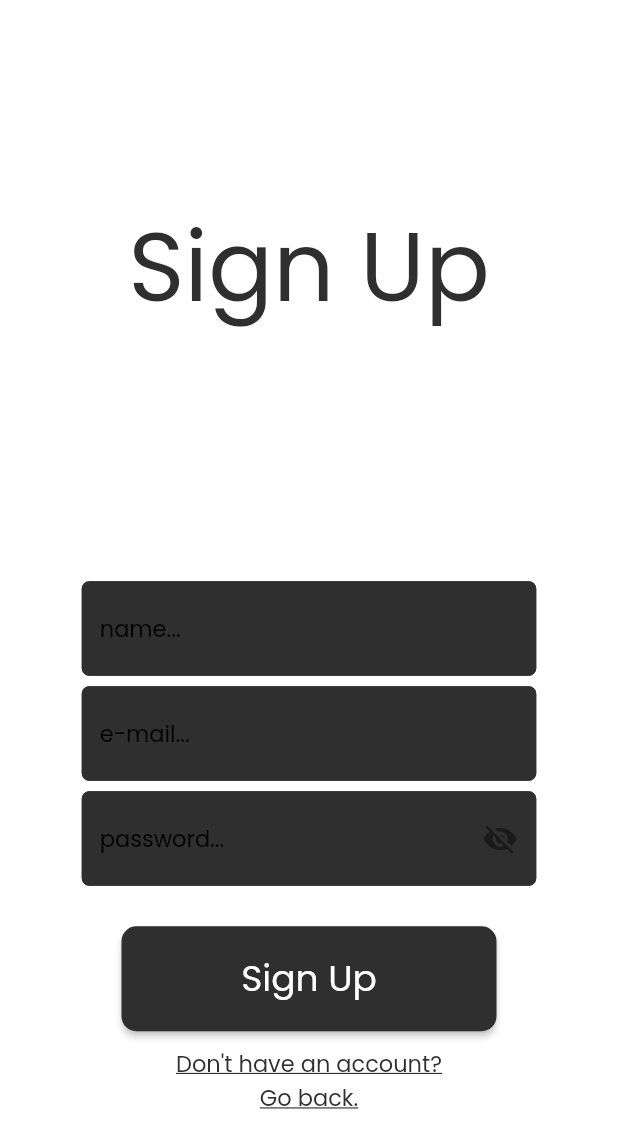
After one commit to tomascarvalho7/ipm-group14-2324, a Flutter app: the SignUpScreen screen opened directly, on a phone screen of 412 x 824 dp. The commit adds this screen. Shown: the top 1148 px of the screen. Run offline on Flutter 3.47's test engine with Material 2 defaults, Android fonts, the phone set to English and light mode, and no system bars; our stand-ins replace cached_network_image, flutter_slidable, supabase_flutter; accounts and stored records are empty; network calls fail.

Commit message:
Added list selection and sign up screen

```diff
--- /dev/null
+++ b/mobile/sync_shop/lib/app-theme.dart
@@ -0,0 +1,65 @@
+import 'package:flutter/material.dart';
+
+/// The application's dark theme.
+ThemeData syncShopDarkTheme = ThemeData(
+    colorScheme: const ColorScheme(
+      primary: Color(0xff2e7d44),
+      secondary: Colors.white,
+      surface: Colors.white,
+      background: Color(0xff2f2f2f),
+      error: Color.fromRGBO(184, 61, 60, 1.0),
+      onPrimary: Colors.white,
+      onSecondary: Colors.white,
+      onSurface: Colors.black,
+      onBackground: Colors.black,
+      onError: Colors.white,
+      brightness: Brightness.light,
+    ),
+    fontFamily: 'Poppins',
+    textTheme: const TextTheme(
+        displayLarge: TextStyle(fontSize: 72.0, fontWeight: FontWeight.bold),
+        titleLarge: TextStyle(fontSize: 40.0, color: Colors.white),
+        titleMedium: TextStyle(fontSize: 34.0, color: Colors.white),
+        titleSmall: TextStyle(fontSize: 24.0, color: Colors.white),
+        bodyLarge: TextStyle(fontSize: 24.0, color: Colors.black),
+        bodyMedium: TextStyle(fontSize: 18.0, color: Color.fromRGBO(70, 70, 70, 1.0)),
+        bodySmall: TextStyle(color: Colors.black)),
+    elevatedButtonTheme: ElevatedButtonThemeData(
+        style: ElevatedButton.styleFrom(
+          backgroundColor: Colors.white,
+          shape: RoundedRectangleBorder(
+            borderRadius: BorderRadius.circular(5),
+          ),
+        )));
+
+/// The application's light theme.
+ThemeData syncShopLightTheme = ThemeData(
+    colorScheme: const ColorScheme(
+      primary: Color(0xff2e7d44),
+      secondary: Color(0xff2f2f2f),
+      surface: Colors.white,
+      background: Colors.white,
+      error: Color.fromRGBO(184, 61, 60, 1.0),
+      onPrimary: Colors.white,
+      onSecondary: Colors.white,
+      onSurface: Colors.black,
+      onBackground: Colors.black,
+      onError: Colors.white,
+      brightness: Brightness.light,
+    ),
+    fontFamily: 'Poppins',
+    textTheme: const TextTheme(
+      displayLarge: TextStyle(fontSize: 72.0, fontWeight: FontWeight.bold),
+      titleLarge: TextStyle(fontSize: 40.0, color: Colors.black),
+      titleMedium: TextStyle(fontSize: 34.0, color: Colors.black),
+      titleSmall: TextStyle(fontSize: 24.0, color: Colors.black),
+      bodyLarge: TextStyle(fontSize: 24.0, color: Colors.white),
+      bodyMedium: TextStyle(fontSize: 18.0, color: Colors.white),
+      bodySmall: TextStyle(color: Colors.white),),
+    elevatedButtonTheme: ElevatedButtonThemeData(
+        style: ElevatedButton.styleFrom(
+          backgroundColor: Colors.black,
+          shape: RoundedRectangleBorder(
+            borderRadius: BorderRadius.circular(5),
+          ),
+        )));
--- /dev/null
+++ b/mobile/sync_shop/lib/presentation/sign-up/clickable_text.dart
@@ -0,0 +1,23 @@
+import 'package:flutter/material.dart';
+
+/// Builds a generic clickable text Widget.
+///
+/// - [onTap] the function to execute on the text's tap action
+/// - [text] the text to present
+Widget buildClickableTextWidget(
+    BuildContext context, Function() onTap, String text) =>
+    GestureDetector(
+      onTap: onTap,
+      child: Text(
+        text,
+        textAlign: TextAlign.center,
+        style: Theme.of(context)
+            .textTheme
+            .bodySmall
+            ?.copyWith(
+            fontSize: 15,
+            color: Theme.of(context).colorScheme.secondary,
+            decoration: TextDecoration.underline
+        ),
+      ),
+    );
--- /dev/null
+++ b/mobile/sync_shop/lib/presentation/sign-up/confirm_sign_in.dart
@@ -0,0 +1,18 @@
+import 'package:flutter/material.dart';
+
+Widget buildConfirmSignInWidget(
+    BuildContext context, Function() onTap, String text) =>
+    ElevatedButton(
+      onPressed: onTap,
+      style: ElevatedButton.styleFrom(
+        backgroundColor: Theme.of(context).colorScheme.secondary,
+        minimumSize: const Size(250, 70),
+        shape: RoundedRectangleBorder(
+          borderRadius: BorderRadius.circular(10),
+        ),
+      ),
+      child: Text(
+        text,
+        style: Theme.of(context).textTheme.bodyLarge,
+      ),
+    );
--- /dev/null
+++ b/mobile/sync_shop/lib/presentation/sign-up/signup.dart
@@ -0,0 +1,197 @@
+import 'package:flutter/material.dart';
+import 'package:sync_shop/presentation/sign-up/clickable_text.dart';
+import 'package:sync_shop/presentation/sign-up/confirm_sign_in.dart';
+
+class SignUpScreen extends StatefulWidget {
+  @override
+  _SignUpScreenState createState() => _SignUpScreenState();
+}
+
+class _SignUpScreenState extends State<SignUpScreen> {
+  final TextEditingController _nameController = TextEditingController();
+  final TextEditingController _emailController = TextEditingController();
+  final TextEditingController _passwordController = TextEditingController();
+
+  bool _isPasswordVisible = false;
+
+  @override
+  Widget build(BuildContext context) {
+    return Scaffold(
+      backgroundColor: Theme.of(context).colorScheme.background,
+      body: Column(
+            mainAxisAlignment: MainAxisAlignment.spaceAround,
+            crossAxisAlignment: CrossAxisAlignment.center,
+            children: [
+              Container(
+                padding: const EdgeInsets.only(top: 50),
+                child: Text(
+                    'Sign Up',
+                    style: Theme.of(context).textTheme.titleLarge?.
+                    copyWith(
+                        color: Theme.of(context).colorScheme.secondary,
+                        fontSize: 64
+                    )
+                ),
+              ),
+              Align(
+                alignment: const Alignment(0.0, 0.7),
+                child: Wrap(
+                  direction: Axis.vertical,
+                  crossAxisAlignment: WrapCrossAlignment.center,
+                  children: [
+                  SizedBox(
+                      width: 303,
+                      height: 70,
+                      child: TextField(
+                        controller: _nameController,
+                        decoration: InputDecoration(
+                          filled: true,
+                          fillColor: Theme.of(context).colorScheme.secondary,
+                          hintText: 'name...',
+                          hintStyle: Theme.of(context)
+                              .textTheme
+                              .bodyMedium
+                              ?.copyWith(fontSize: 15, color: Colors.black),
+                          focusedBorder: OutlineInputBorder(
+                            borderRadius: BorderRadius.circular(5),
+                            borderSide: BorderSide(
+                              color: Theme.of(context).colorScheme.secondary,
+                              width: 2,
+                            ),
+                          ),
+                          enabledBorder: OutlineInputBorder(
+                            borderRadius: BorderRadius.circular(5),
+                            borderSide: BorderSide(
+                              color: Theme.of(context).colorScheme.secondary,
+                              width: 1,
+                            ),
+                          ),
+                        ),
+                        style: TextStyle(
+                          fontSize: 15,
+                          color: Theme.of(context).colorScheme.background,
+                        ),
+                        maxLines: 1,
+                        textAlignVertical: TextAlignVertical.center,
+                        keyboardType: TextInputType.text,
+                        textInputAction: TextInputAction.done,
+                        textAlign: TextAlign.start,
+                        cursorColor: Theme.of(context).colorScheme.background,
+                        cursorWidth: 2.0,
+                      ),
+                    ),
+                  SizedBox(
+                      width: 303,
+                      height: 70,
+                      child: TextField(
+                        controller: _emailController,
+                        decoration: InputDecoration(
+                          filled: true,
+                          fillColor: Theme.of(context).colorScheme.secondary,
+                          hintText: 'e-mail...',
+                          hintStyle: Theme.of(context)
+                              .textTheme
+                              .bodyMedium
+                              ?.copyWith(fontSize: 15, color: Colors.black),
+                          focusedBorder: OutlineInputBorder(
+                            borderRadius: BorderRadius.circular(5),
+                            borderSide: BorderSide(
+                              color: Theme.of(context).colorScheme.secondary,
+                              width: 2,
+                            ),
+                          ),
+                          enabledBorder: OutlineInputBorder(
+                            borderRadius: BorderRadius.circular(5),
+                            borderSide: BorderSide(
+                              color: Theme.of(context).colorScheme.secondary,
+                              width: 1,
+                            ),
+                          ),
+                        ),
+                        style: TextStyle(
+                          fontSize: 15,
+                          color: Theme.of(context).colorScheme.background,
+                        ),
+                        maxLines: 1,
+                        textAlignVertical: TextAlignVertical.center,
+                        keyboardType: TextInputType.text,
+                        textInputAction: TextInputAction.done,
+                        textAlign: TextAlign.start,
+                        cursorColor: Theme.of(context).colorScheme.background,
+                        cursorWidth: 2.0,
+                      ),
+                    ),
+                  SizedBox(
+                      width: 303,
+                      height: 70,
+                      child: TextField(
+                        obscureText: !_isPasswordVisible,
+                        controller: _passwordController,
+                        decoration: InputDecoration(
+                          suffixIcon: InkWell(
+                            onTap: () {
+                              setState(() {
+                                _isPasswordVisible = !_isPasswordVisible;
+                              });
+                            },
+                            child: Padding(
+                              padding: const EdgeInsets.all(8.0),
+                              child: Icon(
+                                _isPasswordVisible ? Icons.visibility : Icons.visibility_off,
+                              ),
+                            ),
+                          ),
+                          filled: true,
+                          fillColor: Theme.of(context).colorScheme.secondary,
+                          hintText: 'password...',
+                          hintStyle: Theme.of(context)
+                              .textTheme
+                              .bodyMedium
+                              ?.copyWith(fontSize: 15, color: Colors.black),
+                          focusedBorder: OutlineInputBorder(
+                            borderRadius: BorderRadius.circular(5),
+                            borderSide: BorderSide(
+                              color: Theme.of(context).colorScheme.secondary,
+                              width: 2,
+                            ),
+                          ),
+                          enabledBorder: OutlineInputBorder(
+                            borderRadius: BorderRadius.circular(5),
+                            borderSide: BorderSide(
+                              color: Theme.of(context).colorScheme.secondary,
+                              width: 1,
+                            ),
+                          ),
+                        ),
+                        style: TextStyle(
+                          fontSize: 15,
+                          color: Theme.of(context).colorScheme.background,
+                        ),
+                        maxLines: 1,
+                        textAlignVertical: TextAlignVertical.center,
+                        keyboardType: TextInputType.text,
+                        textInputAction: TextInputAction.done,
+                        textAlign: TextAlign.start,
+                        cursorColor: Theme.of(context).colorScheme.background,
+                        cursorWidth: 2.0,
+                      ),
+                    ),
+                    const SizedBox(height: 20,),
+                    buildConfirmSignInWidget(
+                    context,
+                        () {},
+                    'Sign Up',
+                  ),
+                  const SizedBox(height: 10,),
+                  buildClickableTextWidget(
+                    context,
+                        () {},
+                    "Don't have an account?\nGo back.",
+                  ),
+                ],
+              )
+              )],
+          ),
+    );
+  }
+}
--- a/mobile/sync_shop/pubspec.yaml
+++ b/mobile/sync_shop/pubspec.yaml
@@ -32,6 +32,7 @@ dependencies:
     sdk: flutter
 
   flutter_slidable: ^3.0.1
+  cached_network_image: ^3.3.0
 
   # The following adds the Cupertino Icons font to your application.
   # Use with the CupertinoIcons class for iOS style icons.
```
Also changed, not shown: mobile/sync_shop/lib/main.dart (+7 -12 lines), mobile/sync_shop/lib/presentation/list_selection/action_pop_up.dart (added, +120 -0 lines), mobile/sync_shop/lib/presentation/list_selection/add_buttons.dart (added, +27 -0 lines), mobile/sync_shop/lib/presentation/list_selection/list_item.dart (added, +58 -0 lines), mobile/sync_shop/lib/presentation/list_selection/list_screen.dart (added, +91 -0 lines), mobile/sync_shop/lib/screen_template.dart (+6 -3 lines), mobile/sync_shop/pubspec.lock, 1 other file.
